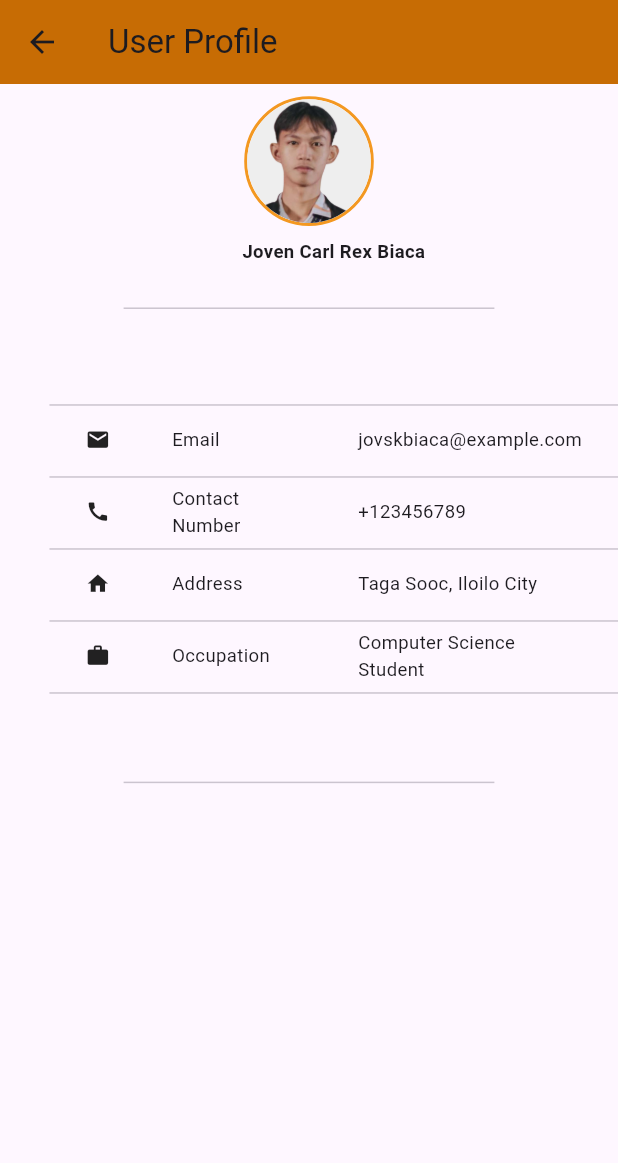
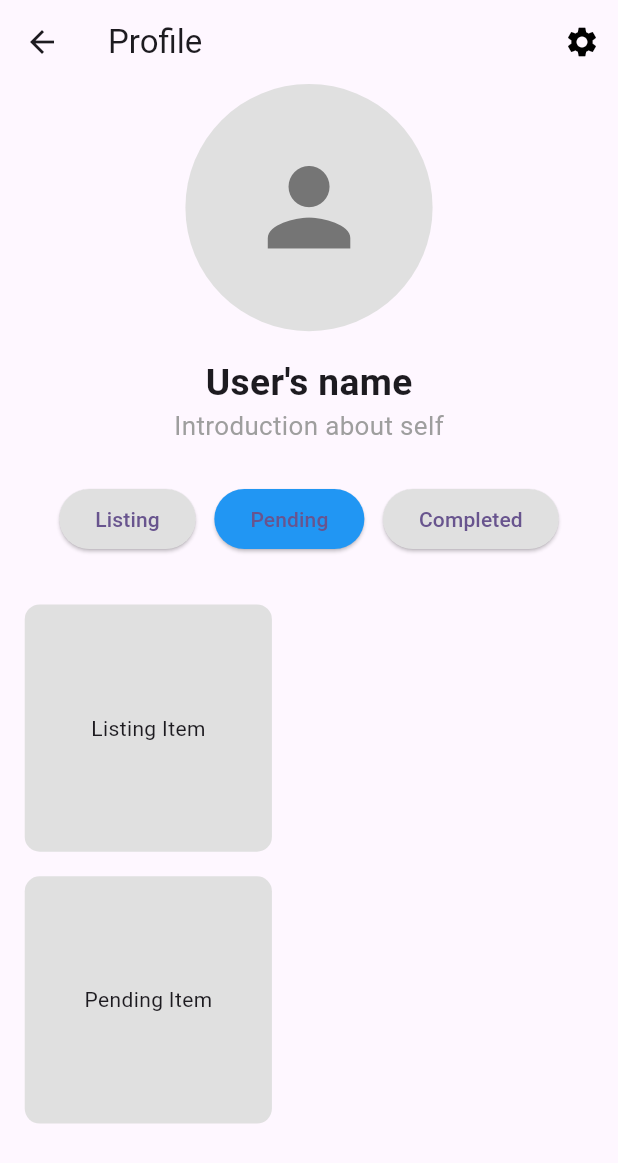
Before and after one commit to jayyy404/west_select, a Flutter app: the UserProfilePage screen opened directly, on a phone screen of 412 x 824 dp. Shown: the top 1163 px of the screen. Run offline on Flutter 3.47's test engine with Material 3 defaults, Android fonts, the phone set to English and light mode, and no system bars.

Commit message:
made a new dart file for profile page and edit profile page on this new branch

```diff
--- a/cc206_WVSU Buy and Sell/lib/features/user_profile_page.dart
+++ b/cc206_WVSU Buy and Sell/lib/features/user_profile_page.dart
@@ -1,147 +1,214 @@
 import 'package:flutter/material.dart';
 
-class UserProfilePage extends StatelessWidget {
+class UserProfilePage extends StatefulWidget {
   const UserProfilePage({super.key});
+
+  @override
+  UserProfilePageState createState() => UserProfilePageState();
+}
+
+class UserProfilePageState extends State<UserProfilePage> {
+  bool isAlternateImage = false;
+
+  // Method to simulate changing profile image on tap
+  void toggleProfileImage() {
+    setState(() {
+      isAlternateImage = !isAlternateImage;
+    });
+  }
+
+  // Method to show a dialog when a button is pressed
+  void showMessage(String message) {
+    showDialog(
+      context: context,
+      builder: (BuildContext context) {
+        return AlertDialog(
+          title: const Text('Info'),
+          content: Text(message),
+          actions: [
+            TextButton(
+              onPressed: () {
+                Navigator.of(context).pop();
+              },
+              child: const Text('OK'),
+            ),
+          ],
+        );
+      },
+    );
+  }
+
+  // Method to show a popup when tapping on a card
+  void showCardPopup(String title) {
+    showDialog(
+      context: context,
+      builder: (BuildContext context) {
+        return AlertDialog(
+          title: Text(title),
+          content: const Text('This is some information about this item.'),
+          actions: [
+            TextButton(
+              onPressed: () {
+                Navigator.of(context).pop();
+              },
+              child: const Text('Close'),
+            ),
+          ],
+        );
+      },
+    );
+  }
 
   @override
   Widget build(BuildContext context) {
     final screenHeight = MediaQuery.of(context).size.height;
     final screenWidth = MediaQuery.of(context).size.width;
 
-    final double finalHeight;
-    final double finalWidth;
-
-    if (screenHeight < screenWidth) {
-      finalHeight = screenHeight;
-      finalWidth = screenWidth;
-    } else {
-      finalHeight = screenWidth;
-      finalWidth = screenHeight;
-    }
-
-    final double profileImageRadius =
-        finalHeight * 0.1; // 10% of the smaller side for profile image
-    final double fontSize =
-        finalHeight * 0.03; // 3% of the smaller side for font size
-    final double iconSize =
-        finalHeight * 0.04; // 4% of the smaller side for icons
-    final double paddingHorizontal =
-        finalWidth * 0.04; // Padding relative to screen width
+    final double profileImageRadius = screenHeight * 0.1;
+    final double fontSize = screenHeight * 0.03;
+    final double paddingHorizontal = screenWidth * 0.04;
 
     return Scaffold(
       appBar: AppBar(
-        title: const Text('User Profile'),
-        backgroundColor: const Color.fromARGB(255, 199, 108, 4),
+        title: const Text('Profile'),
+        backgroundColor: Colors.transparent,
+        elevation: 0,
+        actions: [
+          IconButton(
+            icon: const Icon(Icons.settings, color: Colors.black),
+            onPressed: () {
+              showMessage('Settings page coming soon');
+            },
           ),
-      body: Column(
-        crossAxisAlignment: CrossAxisAlignment.start,
+        ],
+      ),
+      body: Padding(
+        padding: EdgeInsets.symmetric(horizontal: paddingHorizontal),
+        child: Column(
+          crossAxisAlignment: CrossAxisAlignment.center,
           children: [
-          Center(
-            child: Padding(
-              padding: EdgeInsets.all(finalHeight * 0.02),
-              child: Container(
-                decoration: BoxDecoration(
-                  shape: BoxShape.circle,
-                  border: Border.all(
-                    color: const Color.fromARGB(255, 243, 152, 33),
-                    width: 2.0,
-                  ),
-                ),
+            GestureDetector(
+              onTap: toggleProfileImage,
               child: CircleAvatar(
                 radius: profileImageRadius,
-                  backgroundImage: const AssetImage('assets/pp.png'),
-                  backgroundColor:
-                      Colors.grey[200], // can change bg color for profile
+                backgroundColor: Colors.grey[300],
+                child: Icon(
+                  isAlternateImage ? Icons.person_outline : Icons.person,
+                  size: profileImageRadius,
+                  color: Colors.grey[600],
                 ),
               ),
             ),
-          ),
-
-          Center(
-            child: Padding(
-              padding: EdgeInsets.only(
-                  left: paddingHorizontal,
-                  bottom: finalHeight *
-                      0.05), // Added bottom padding to create space
-              child: Text(
-                'Joven Carl Rex Biaca',
+            SizedBox(height: screenHeight * 0.02),
+            Text(
+              "User's name",
               style: TextStyle(
                 fontSize: fontSize,
                 fontWeight: FontWeight.bold,
               ),
             ),
+            Text(
+              'Introduction about self',
+              style: TextStyle(
+                fontSize: fontSize * 0.7,
+                color: Colors.grey,
               ),
             ),
-
-          Divider(
-              thickness: 1,
-              indent: finalWidth * 0.1,
-              endIndent: finalWidth * 0.1), // divider
-
-          Center(
-            child: Padding(
-              padding: EdgeInsets.only(
-                  left: paddingHorizontal, bottom: finalHeight * 0.01),
-              child: DataTable(
-                columnSpacing: finalWidth * 0.05,
-                columns: const [
-                  DataColumn(
-                    label:
-                        Text('', style: TextStyle(fontWeight: FontWeight.bold)),
+            SizedBox(height: screenHeight * 0.03),
+            Row(
+              mainAxisAlignment: MainAxisAlignment.center,
+              children: [
+                ElevatedButton(
+                  onPressed: () {
+                    showMessage('Showing Listing items');
+                  },
+                  style: ElevatedButton.styleFrom(
+                    backgroundColor: Colors.grey[300],
                   ),
-                  DataColumn(
-                    label:
-                        Text('', style: TextStyle(fontWeight: FontWeight.bold)),
+                  child: const Text('Listing'),
                 ),
-                  DataColumn(
-                    label:
-                        Text('', style: TextStyle(fontWeight: FontWeight.bold)),
+                SizedBox(width: screenWidth * 0.03),
+                ElevatedButton(
+                  onPressed: () {
+                    showMessage('Showing Pending items');
+                  },
+                  style: ElevatedButton.styleFrom(
+                    backgroundColor: Colors.blue,
+                  ),
+                  child: const Text('Pending'),
+                ),
+                SizedBox(width: screenWidth * 0.03),
+                ElevatedButton(
+                  onPressed: () {
+                    showMessage('Showing Completed items');
+                  },
+                  style: ElevatedButton.styleFrom(
+                    backgroundColor: Colors.grey[300],
+                  ),
+                  child: const Text('Completed'),
                 ),
               ],
-                rows: [
-                  DataRow(cells: [
-                    DataCell(Icon(Icons.email, size: iconSize)),
-                    DataCell(
-                        Text('Email', style: TextStyle(fontSize: fontSize))),
-                    DataCell(Text('jovskbiaca@example.com',
-                        style: TextStyle(fontSize: fontSize))),
-                  ]),
-                  DataRow(cells: [
-                    DataCell(Icon(Icons.call, size: iconSize)),
-                    DataCell(Text('Contact Number',
-                        style: TextStyle(fontSize: fontSize))),
-                    DataCell(Text('+123456789',
-                        style: TextStyle(fontSize: fontSize))),
-                  ]),
-                  DataRow(cells: [
-                    DataCell(Icon(Icons.home, size: iconSize)),
-                    DataCell(
-                        Text('Address', style: TextStyle(fontSize: fontSize))),
-                    DataCell(Text('Taga Sooc, Iloilo City',
-                        style: TextStyle(fontSize: fontSize))),
-                  ]),
-                  DataRow(cells: [
-                    DataCell(Icon(Icons.work, size: iconSize)),
-                    DataCell(Text('Occupation',
-                        style: TextStyle(fontSize: fontSize))),
-                    DataCell(Text('Computer Science Student',
-                        style: TextStyle(fontSize: fontSize))),
-                  ]),
-                  const DataRow(cells: [
-                    DataCell(Text('')),
-                    DataCell(Text('')),
-                    DataCell(Text('')),
-                  ]),
+            ),
+            SizedBox(height: screenHeight * 0.03),
+            Expanded(
+              child: ListView(
+                children: [
+                  // Dismissable widget for swipe-to-delete functionality
+                  Dismissible(
+                    key: UniqueKey(),
+                    onDismissed: (direction) {
+                      showMessage('Item dismissed');
+                    },
+                    background: Container(color: Colors.red),
+                    child: GestureDetector(
+                      onTap: () {
+                        showCardPopup('Listing Item');
+                      },
+                      child: Container(
+                        height: screenHeight * 0.2,
+                        margin: EdgeInsets.symmetric(
+                            vertical: screenHeight * 0.01),
+                        width: screenWidth * 0.4,
+                        decoration: BoxDecoration(
+                          color: Colors.grey[300],
+                          borderRadius: BorderRadius.circular(10),
+                        ),
+                        child: const Center(
+                          child: Text('Listing Item'),
+                        ),
+                      ),
+                    ),
+                  ),
+                  Dismissible(
+                    key: UniqueKey(),
+                    onDismissed: (direction) {
+                      showMessage('Item dismissed');
+                    },
+                    background: Container(color: Colors.red),
+                    child: GestureDetector(
+                      onTap: () {
+                        showCardPopup('Pending Item');
+                      },
+                      child: Container(
+                        height: screenHeight * 0.2,
+                        margin: EdgeInsets.symmetric(
+                            vertical: screenHeight * 0.01),
+                        width: screenWidth * 0.4,
+                        decoration: BoxDecoration(
+                          color: Colors.grey[300],
+                          borderRadius: BorderRadius.circular(10),
+                        ),
+                        child: const Center(
+                          child: Text('Pending Item'),
+                        ),
+                      ),
+                    ),
+                  ),
                 ],
               ),
             ),
+          ],
         ),
-
-          Divider(
-              thickness: 1,
-              indent: finalWidth * 0.1,
-              endIndent: finalWidth * 0.1),
-        ],
       ),
     );
   }
--- a/cc206_WVSU Buy and Sell/lib/main.dart
+++ b/cc206_WVSU Buy and Sell/lib/main.dart
@@ -1,5 +1,5 @@
 import 'package:flutter/material.dart';
-import 'package:cc206_magic_calculator/features/user_profile_page.dart';
+import 'features/profile_page.dart';
 
 
 
@@ -120,7 +120,7 @@ class _MyHomePageState extends State<MyHomePage> {
     onPressed: () {
       Navigator.push(
         context,
-        MaterialPageRoute(builder: (context) => const UserProfilePage()),
+        MaterialPageRoute(builder: (context) => const ProfilePage()),
       );
     },
     child: const Text('Go to User Profile'),
```
Also changed, not shown: cc206_WVSU Buy and Sell/lib/features/edit_profile.dart (added, +109 -0 lines), cc206_WVSU Buy and Sell/lib/features/profile_page.dart (added, +68 -0 lines). Lines whose indentation alone changed are shown as unchanged.
